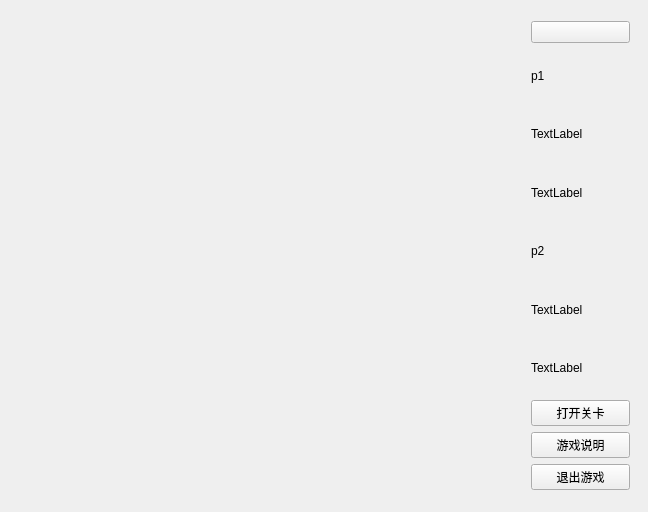
Above: src/tank-game/game/game_widget.ui from emon100/tank-game before the change. Below: the same form after it.
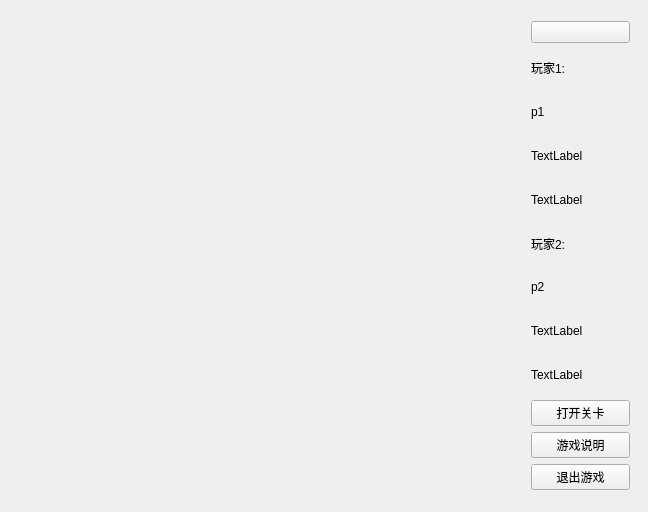
That is the form after the change.

Diff of the .ui file:
```diff
--- a/src/tank-game/game/game_widget.ui
+++ b/src/tank-game/game/game_widget.ui
@@ -16,6 +16,12 @@
     <height>512</height>
    </size>
   </property>
+  <property name="maximumSize">
+   <size>
+    <width>648</width>
+    <height>512</height>
+   </size>
+  </property>
   <property name="windowTitle">
    <string>game_widget</string>
   </property>
@@ -36,6 +42,13 @@
       </property>
      </widget>
     </item>
+    <item>
+     <widget class="QLabel" name="label">
+      <property name="text">
+       <string>玩家1:</string>
+      </property>
+     </widget>
+    </item>
     <item>
      <widget class="QLabel" name="P1_name">
       <property name="text">
@@ -57,6 +70,13 @@
       </property>
      </widget>
     </item>
+    <item>
+     <widget class="QLabel" name="label_2">
+      <property name="text">
+       <string>玩家2:</string>
+      </property>
+     </widget>
+    </item>
     <item>
      <widget class="QLabel" name="P2_name">
       <property name="text">
```
